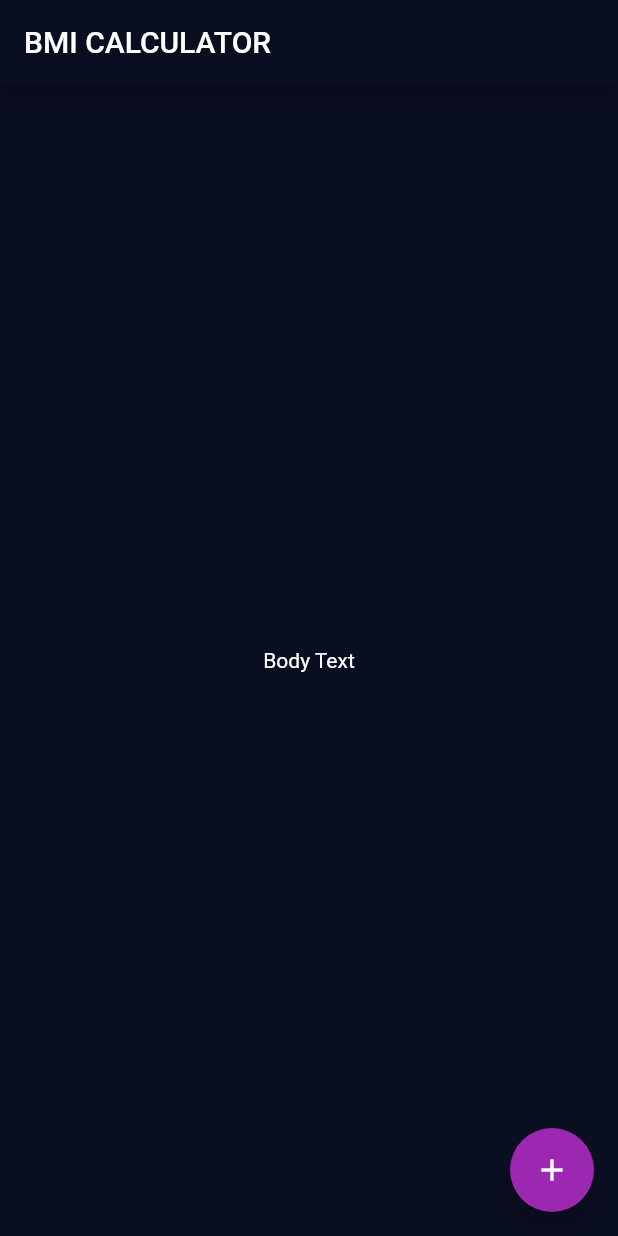
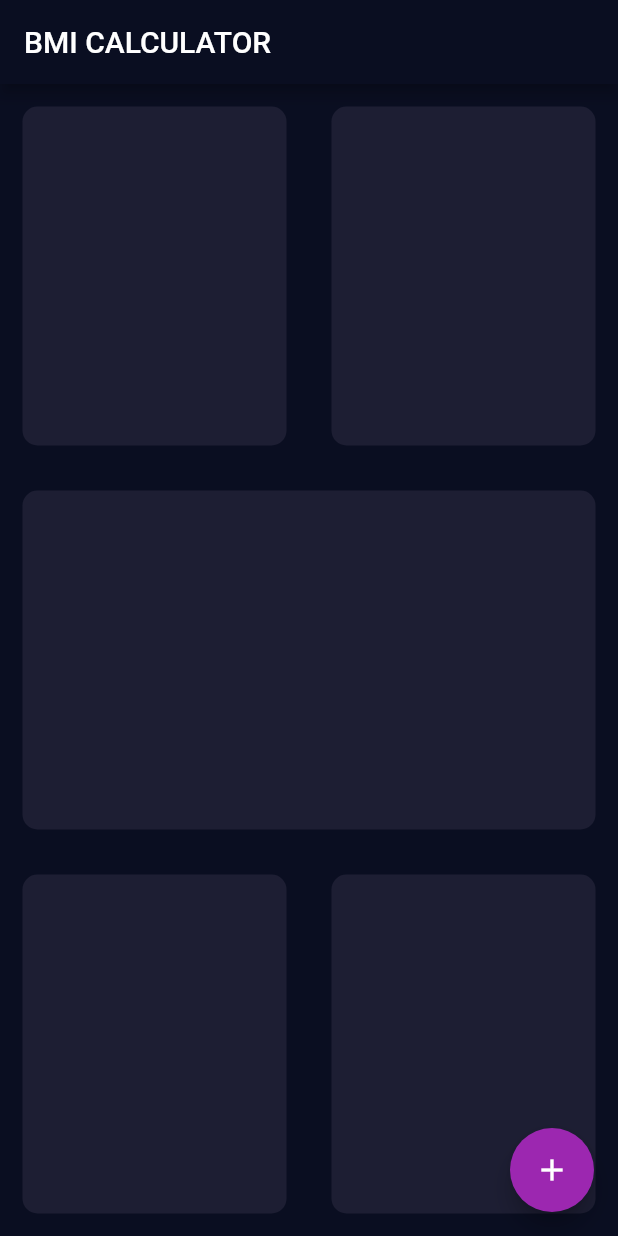
Before and after one commit to eunjeongsong/bmi-calculator-flutter, a Flutter app: the screen it shows after launch, on a phone screen of 412 x 824 dp. Run offline on Flutter 3.47's test engine with Material 2 defaults, Android fonts, the phone set to English and light mode, and no system bars.

Commit message:
extract card widget

```diff
--- a/lib/input_page.dart
+++ b/lib/input_page.dart
@@ -1,3 +1,4 @@
+import 'package:flutter/foundation.dart';
 import 'package:flutter/material.dart';
 
 class InputPage extends StatefulWidget {
@@ -14,8 +15,46 @@ class _InputPageState extends State<InputPage> {
       appBar: AppBar(
         title: const Text('BMI CALCULATOR'),
       ),
-      body: const Center(
-        child: Text('Body Text'),
+      body: Column(
+        children: <Widget>[
+          Expanded(
+            child: Row(
+              children: <Widget>[
+                Expanded(
+                  child: ResusableCard(
+                    colour: const Color(0xFF1D1E33),
+                  ),
+                ),
+                Expanded(
+                  child: ResusableCard(
+                    colour: const Color(0xFF1D1E33),
+                  ),
+                ),
+              ],
+            ),
+          ),
+          Expanded(
+            child: ResusableCard(
+              colour: const Color(0xFF1D1E33),
+            ),
+          ),
+          Expanded(
+            child: Row(
+              children: <Widget>[
+                Expanded(
+                  child: ResusableCard(
+                    colour: const Color(0xFF1D1E33),
+                  ),
+                ),
+                Expanded(
+                  child: ResusableCard(
+                    colour: const Color(0xFF1D1E33),
+                  ),
+                ),
+              ],
+            ),
+          ),
+        ],
       ),
       floatingActionButton: Theme(
         data: ThemeData(
@@ -31,3 +70,20 @@ class _InputPageState extends State<InputPage> {
     );
   }
 }
+
+class ResusableCard extends StatelessWidget {
+  ResusableCard({Key? key, required this.colour}) : super(key: key);
+
+  final Color colour;
+
+  @override
+  Widget build(BuildContext context) {
+    return Container(
+      margin: const EdgeInsets.all(15.0),
+      decoration: BoxDecoration(
+        color: colour,
+        borderRadius: BorderRadius.circular(10.0),
+      ),
+    );
+  }
+}
```
